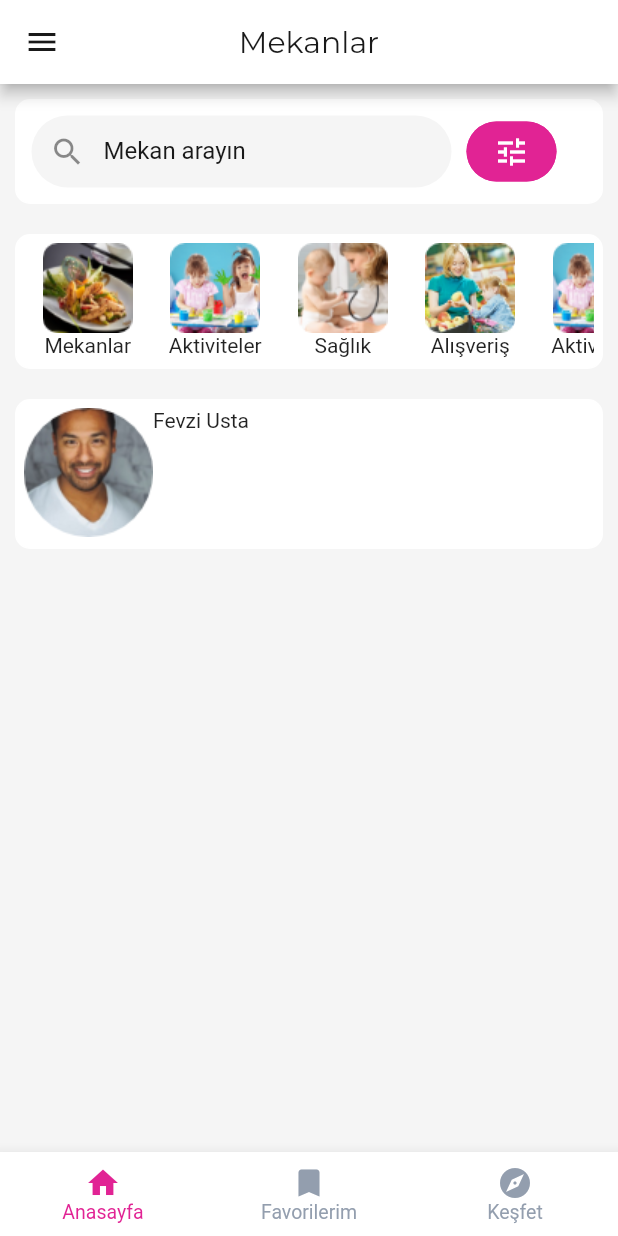
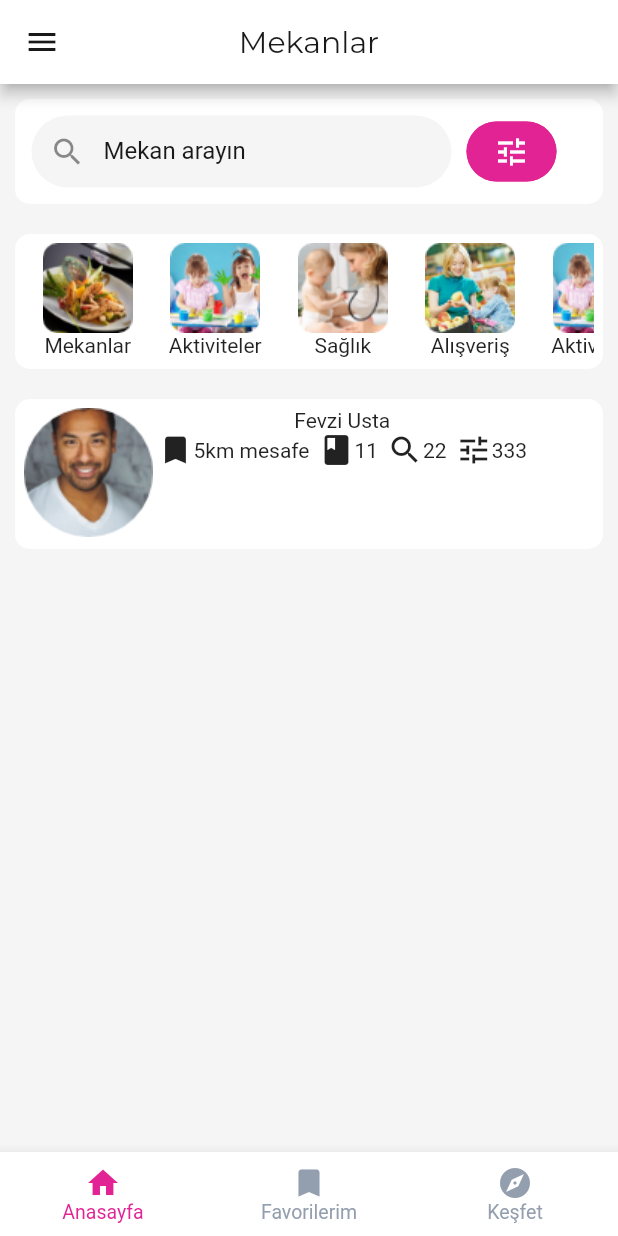
Before and after one commit to emrahyurtlu/cocukla, a Flutter app: the screen it shows after launch, on a phone screen of 412 x 824 dp. Run offline on Flutter 3.47's test engine with Material 2 defaults, Android fonts, the phone set to English and light mode, and no system bars; project files that could hold a hidden picture were left out.

Commit message:
Home is developed.

```diff
--- a/lib/screens/home.dart
+++ b/lib/screens/home.dart
@@ -1,3 +1,4 @@
+import 'package:cocukla/components/attribute.dart';
 import 'package:cocukla/ui/app_color.dart';
 import 'package:flutter/material.dart';
 import 'package:flutter/rendering.dart';
@@ -253,7 +254,27 @@ class _HomeState extends State<Home> {
                 ),
                 Column(
                   children: <Widget>[
-                    Text("Fevzi Usta")
+                    Text("Fevzi Usta"),
+                    Row(
+                      children: <Widget>[
+                        Attribute(
+                          icon: Icons.bookmark,
+                          str: "5km mesafe",
+                        ),
+                        Attribute(
+                          icon: Icons.book,
+                          str: "11",
+                        ),
+                        Attribute(
+                          icon: Icons.search,
+                          str: "22",
+                        ),
+                        Attribute(
+                          icon: Icons.tune,
+                          str: "333",
+                        ),
+                      ],
+                    )
                   ],
                 )
               ],
```
